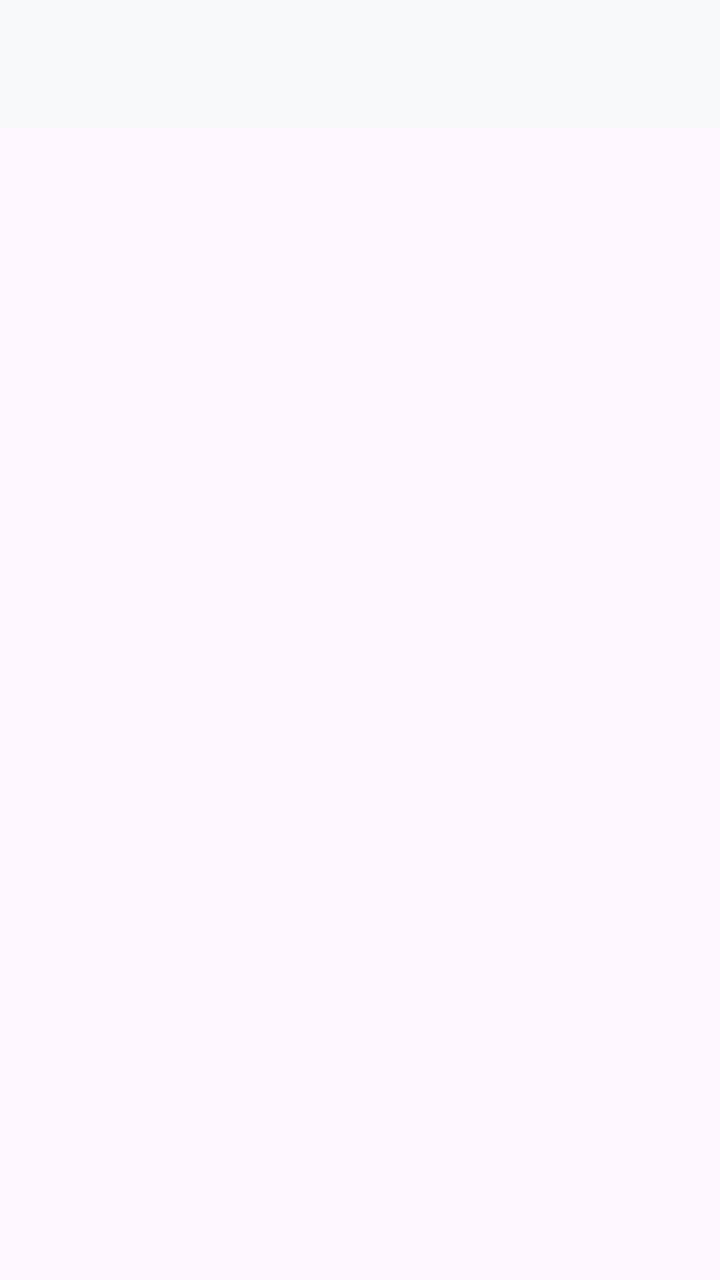
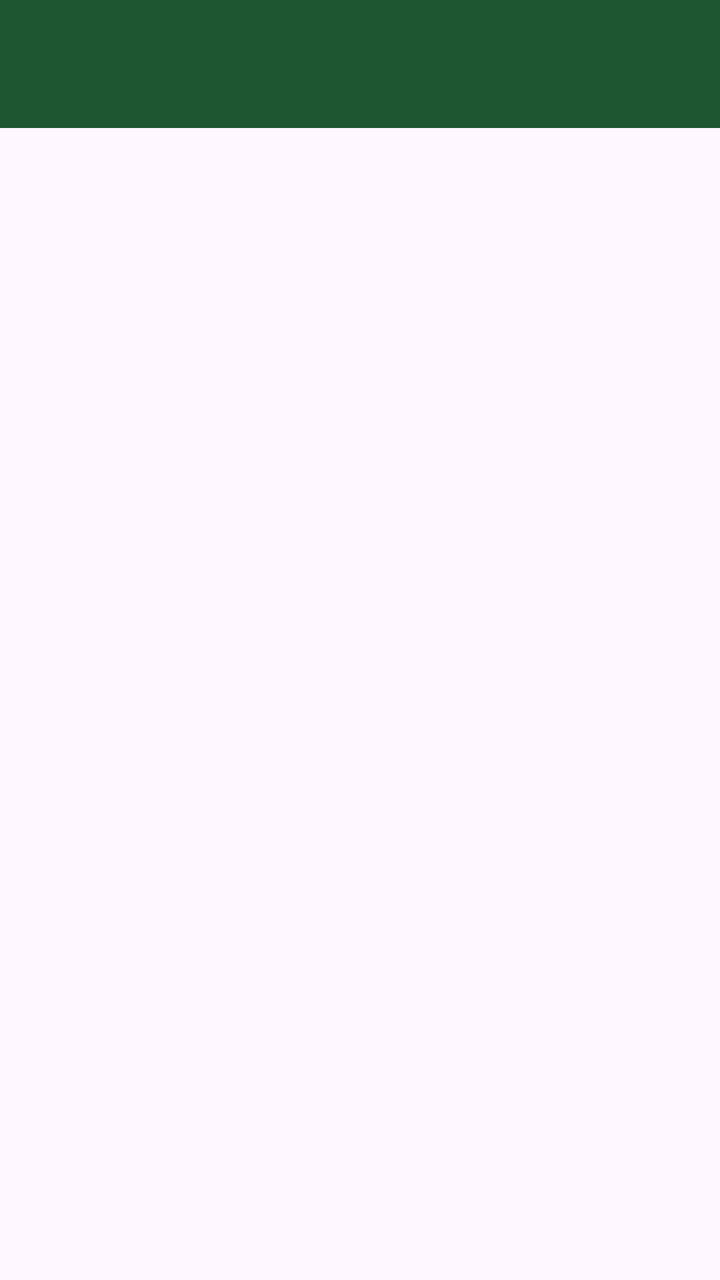

Before-and-after screenshots of an Android layout around one commit, followed by the original layout XML and the change that was made.
<!-- AndroidManifest.xml: application theme Theme.Abil -->
<!-- res/layout/fragment_informasi.xml -->
<?xml version="1.0" encoding="utf-8"?>
<androidx.coordinatorlayout.widget.CoordinatorLayout xmlns:android="http://schemas.android.com/apk/res/android"
    xmlns:app="http://schemas.android.com/apk/res-auto"
    xmlns:tools="http://schemas.android.com/tools"
    android:layout_width="match_parent"
    android:layout_height="match_parent"
    tools:context=".Informasi.InformasiFragment">

    <com.google.android.material.appbar.AppBarLayout
        android:id="@+id/appBarLayout"
        android:layout_width="match_parent"
        android:layout_height="wrap_content"
        android:theme="@style/ThemeOverlay.AppCompat.Dark.ActionBar">

        <androidx.appcompat.widget.Toolbar
            android:id="@+id/toolbar"
            android:layout_width="match_parent"
            android:layout_height="?attr/actionBarSize"
            android:background="@color/softLight"
            app:subtitleTextColor="@color/slateDark"
            app:layout_scrollFlags="scroll|enterAlways"
            app:titleTextColor="@android:color/white" />
    </com.google.android.material.appbar.AppBarLayout>

    <ListView
        android:id="@+id/listViewItems"
        android:layout_width="match_parent"
        android:layout_height="match_parent"
        app:layout_behavior="@string/appbar_scrolling_view_behavior" />

</androidx.coordinatorlayout.widget.CoordinatorLayout>
<!-- resources referenced by this layout -->
<resources>
  <color name="slateDark">#2B2D42</color>
  <color name="softLight">#F8F9FA</color>
  <style name="Theme.Abil" parent="Base.Theme.Abil" />
  <style name="Base.Theme.Abil" parent="Theme.Material3.DayNight.NoActionBar">
          
          
      </style>
</resources>

<!-- the commit's change to res/layout/fragment_informasi.xml (unified diff, before → after) -->
@@ -16,7 +16,7 @@
             android:id="@+id/toolbar"
             android:layout_width="match_parent"
             android:layout_height="?attr/actionBarSize"
-            android:background="@color/softLight"
+            android:background="@color/heritageGreen"
             app:subtitleTextColor="@color/slateDark"
             app:layout_scrollFlags="scroll|enterAlways"
             app:titleTextColor="@android:color/white" />
<!-- resource entries referenced after the edit -->
@@ -1,7 +1,7 @@
 <!-- resources referenced by this layout -->
 <resources>
+  <color name="heritageGreen">#1E5631</color>
   <color name="slateDark">#2B2D42</color>
-  <color name="softLight">#F8F9FA</color>
   <style name="Theme.Abil" parent="Base.Theme.Abil" />
   <style name="Base.Theme.Abil" parent="Theme.Material3.DayNight.NoActionBar">
           
